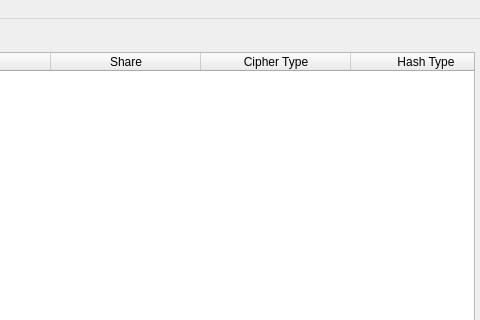
Old version of the form branches/trunk/GoldBug-UI/echo-key-share.ui in the repository textbrowser/spot-on; both pictures show x 105 to 585 and y 0 to 320 of the 585 by 480 pixel window.
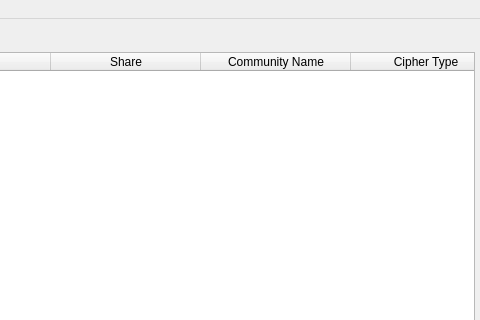
New version of the form. Icons and pictures are not drawn.

Commit message: Changed column orders.

Diff of the .ui file:
```diff
--- a/branches/trunk/GoldBug-UI/echo-key-share.ui
+++ b/branches/trunk/GoldBug-UI/echo-key-share.ui
@@ -83,6 +83,11 @@
         <string>Share</string>
        </property>
       </column>
+      <column>
+       <property name="text">
+        <string>Community Name</string>
+       </property>
+      </column>
       <column>
        <property name="text">
         <string>Cipher Type</string>
@@ -98,11 +103,6 @@
         <string>Iteration Count</string>
        </property>
       </column>
-      <column>
-       <property name="text">
-        <string>Community Name</string>
-       </property>
-      </column>
      </widget>
     </item>
     <item>
```
The commit also changes 2 other files.
